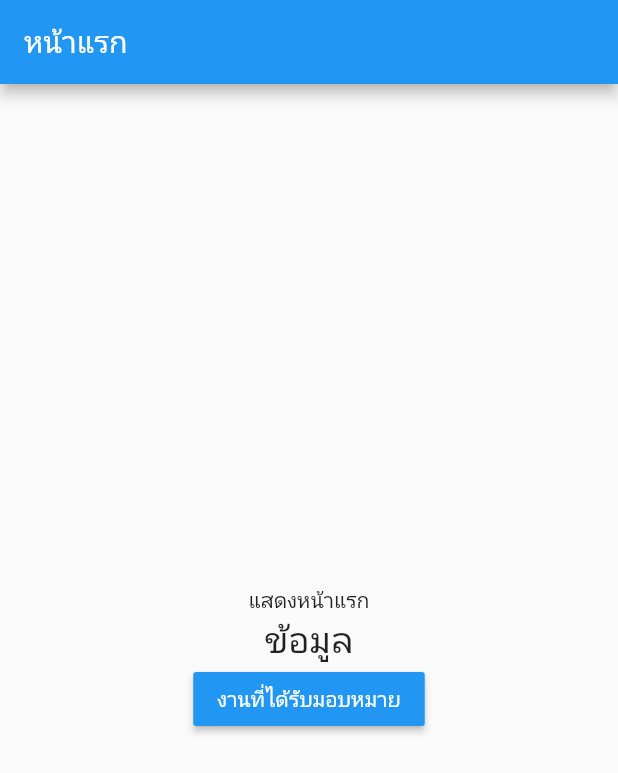
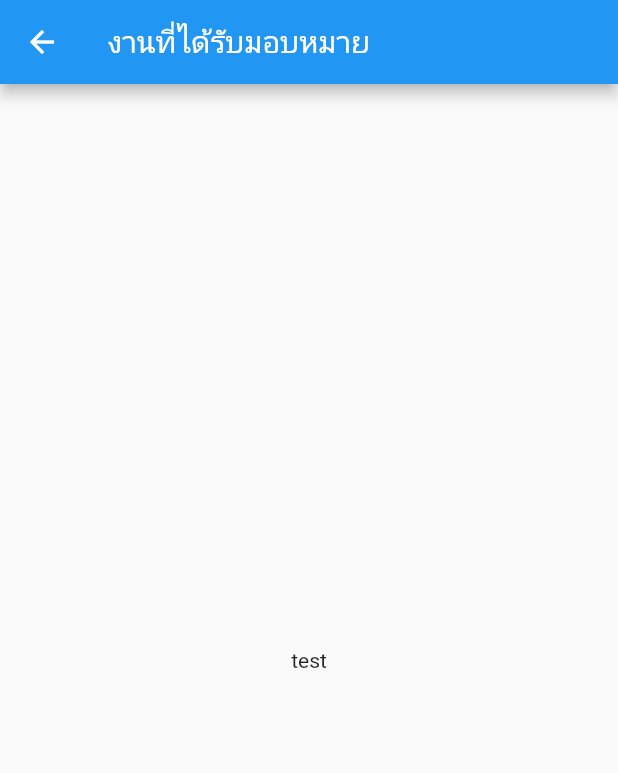
Before and after one commit to worawuthjp/truckmanagement, a Flutter app: the screen it shows after launch, after a tap on "งานที่ได้รับมอบหมาย", on a phone screen of 412 x 824 dp. Shown: the top 773 px of the screen. Run offline on Flutter 3.47's test engine with Material 2 defaults, Android fonts, the phone set to English and light mode, and no system bars.

Commit message:
add page 2

```diff
--- /dev/null
+++ b/app/flutter_app/lib/SecondPage.dart
@@ -0,0 +1,17 @@
+import 'package:flutter/material.dart';
+
+class SecondPage extends StatelessWidget{
+  @override
+  Widget build(BuildContext context) {
+    // TODO: implement build
+    return Scaffold(
+      appBar: AppBar(title: Text('งานที่ได้รับมอบหมาย'),
+      ),
+      body: Center(
+        child: Text('test'),
+      ),
+    );
+    throw UnimplementedError();
+  }
+
+}
--- a/app/flutter_app/lib/main.dart
+++ b/app/flutter_app/lib/main.dart
@@ -1,4 +1,6 @@
 import 'package:flutter/material.dart';
+import 'package:flutterapp/SecondPage.dart';
+
 
 void main() => runApp(MyApp());
 
@@ -52,7 +54,12 @@ class _MyHomePageState extends State<MyHomePage> {
               style: Theme.of(context).textTheme.headline5,
             ),
             RaisedButton(
-              onPressed: ()=>{},
+              onPressed: ()=>{
+                Navigator.push(
+                  context,
+                  MaterialPageRoute(builder: (context) => SecondPage() )
+                )
+              },
               color: Colors.blue,
               child: Text('งานที่ได้รับมอบหมาย',
                 style: TextStyle(color: Colors.white),
```
